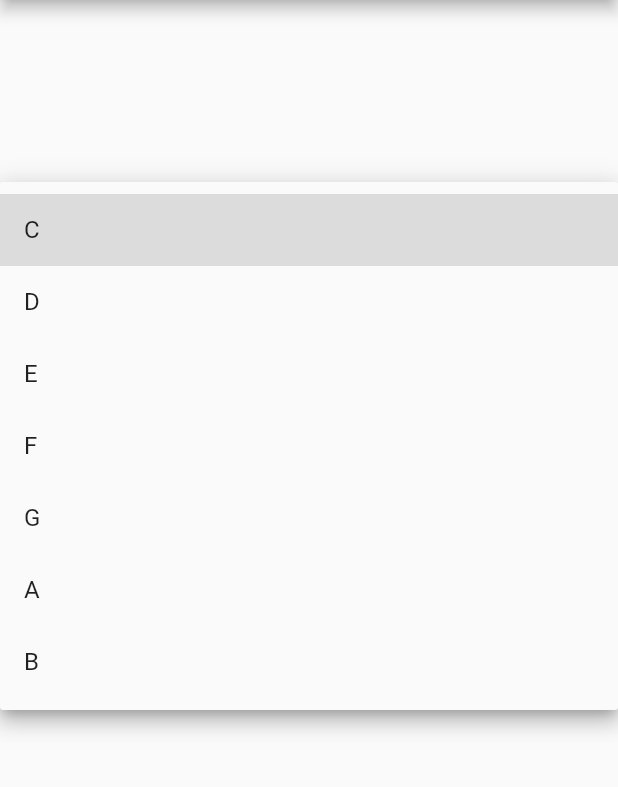
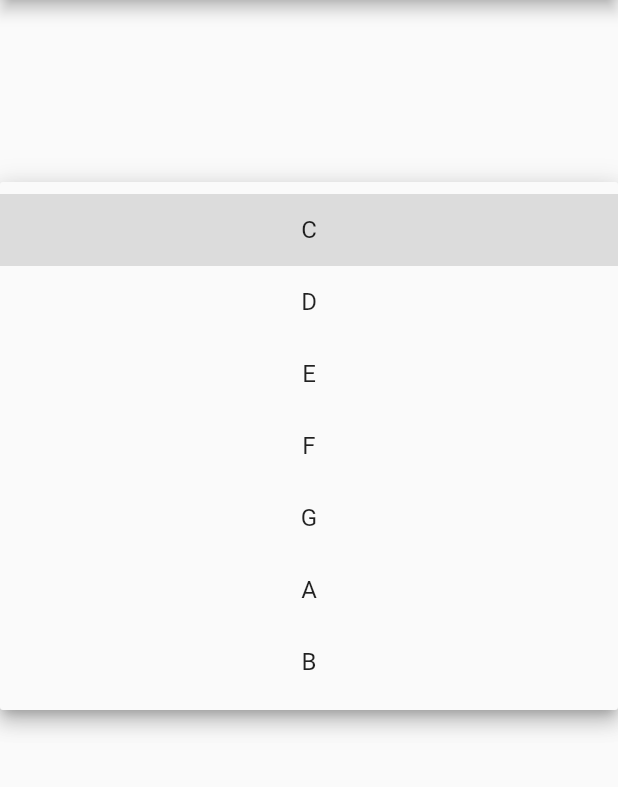
Before and after one commit to crispim1411/get_the_chord_app, a Flutter app: the screen it shows after launch, after a tap on the "arrow drop down" icon, on a phone screen of 412 x 824 dp, the part 84-871 px from its top. Run offline on Flutter 3.47's test engine with Material 2 defaults, Android fonts, the phone set to English and light mode, and no system bars.

Commit message:
algoritmo base

```diff
--- /dev/null
+++ b/lib/find_chord.dart
@@ -0,0 +1,155 @@
+import 'package:flutter/foundation.dart';
+import 'models.dart';
+
+class Note {
+  Symbol symbol;
+  Accidental accidental;
+
+  Note(this.symbol, this.accidental);
+
+  @override
+  bool operator ==(other) {
+    return (other is Note) &&
+        other.symbol == symbol &&
+        other.accidental == accidental;
+  }
+
+  @override
+  String toString() => '[$symbol, $accidental]';
+
+  static Note getNextNote(Note note) {
+    var index = note.symbol.index;
+
+    Symbol nextSymbol;
+    if (index == 6) {
+      nextSymbol = Symbol.C;
+    } else {
+      nextSymbol = Symbol.values[index + 1];
+    }
+
+    switch (note.accidental) {
+      case Accidental.flat:
+        return Note(note.symbol, Accidental.normal);
+      case Accidental.normal:
+        {
+          if ([Symbol.E, Symbol.B].contains(note.symbol)) {
+            return Note(nextSymbol, Accidental.normal);
+          } else {
+            return Note(note.symbol, Accidental.sharp);
+          }
+        }
+      case Accidental.sharp:
+        return Note(nextSymbol, Accidental.normal);
+    }
+  }
+}
+
+class Interval extends Comparable {
+  IntervalName name;
+  IntervalType type;
+  Interval(this.name, this.type);
+
+  @override
+  int compareTo(other) {
+    return name.index.compareTo(other.name.index);
+  }
+}
+
+class Scale {
+  final tonic = Interval(IntervalName.tonic, IntervalType.unison);
+  final secondMinor = Interval(IntervalName.second, IntervalType.minor);
+  final secondMajor = Interval(IntervalName.second, IntervalType.major);
+  final thirdMinor = Interval(IntervalName.third, IntervalType.minor);
+  final thirdMajor = Interval(IntervalName.third, IntervalType.major);
+  final fourthPerfect = Interval(IntervalName.fourth, IntervalType.perfect);
+  final fourthAugmented = Interval(IntervalName.fourth, IntervalType.augmented);
+  final fifthPerfect = Interval(IntervalName.fifth, IntervalType.perfect);
+  final fifthAugmented = Interval(IntervalName.fifth, IntervalType.augmented);
+  final sixthMajor = Interval(IntervalName.sixth, IntervalType.major);
+  final seventhMinor = Interval(IntervalName.seventh, IntervalType.minor);
+  final seventhMajor = Interval(IntervalName.seventh, IntervalType.major);
+
+  List<Note> notes = [];
+  List<Note> scale = [];
+
+  void fillUp(List<Note> notes) {
+    Note tonic = notes[0];
+    List<Note> scale = [];
+    var cursor = tonic;
+    do {
+      var nextNote = Note.getNextNote(cursor);
+      scale.add(cursor);
+      cursor = nextNote;
+    } while (cursor != tonic);
+
+    this.notes = notes;
+    this.scale = scale;
+  }
+
+  // listar demais acordes
+  Map<List<Interval>, String> getChordShapes() {
+    return {
+      [tonic, thirdMajor, fifthPerfect]: "",
+      [tonic, thirdMinor, fifthPerfect]: "m",
+    };
+  }
+
+  List<Interval> getIntervals() {
+    List<Interval> intervals = [];
+    for (var note in notes) {
+      intervals.add(mapToInterval(note));
+    }
+    intervals.sort();
+    return intervals;
+  }
+
+  Interval mapToInterval(Note note) {
+    var index = scale.indexOf(note);
+    switch (index) {
+      case 0:
+        return tonic;
+      case 1:
+        return secondMinor;
+      case 2:
+        return secondMajor;
+      case 3:
+        return thirdMinor;
+      case 4:
+        return thirdMajor;
+      case 5:
+        return fourthPerfect;
+      case 6:
+        return fourthAugmented;
+      case 7:
+        return fifthPerfect;
+      case 8:
+        return fifthAugmented;
+      case 9:
+        return sixthMajor;
+      case 10:
+        return seventhMinor;
+      case 11:
+        return seventhMajor;
+      default:
+        return tonic;
+    }
+  }
+
+  static String getChord(List<Note> notes) {
+    var scale = Scale();
+    scale.fillUp(notes);
+    var intervals = scale.getIntervals();
+    var chordShapes = scale.getChordShapes();
+
+    String? chordString;
+    chordShapes.forEach((key, value) {
+      if (listEquals(key, intervals)) {
+        chordString = value;
+      }
+    });
+    if (chordString == null) return "No chord found";
+
+    var chordSymbol = notes[0].symbol.toString().split('.').last;
+    return '$chordSymbol$chordString';
+  }
+}
--- a/lib/main.dart
+++ b/lib/main.dart
@@ -1,4 +1,6 @@
 import 'package:flutter/material.dart';
+import 'find_chord.dart';
+import 'models.dart';
 
 void main() => runApp(const MyApp());
 
@@ -21,9 +23,9 @@ class MyPage extends StatefulWidget {
 }
 
 class _MyPage extends State<MyPage> {
-  final List<String> _notes = ['C', 'D', 'E', 'F', 'G', 'A', 'B'];
-  final Map<int, String> _selectedNotes = {};
+  final Map<int, Symbol> _selectedNotes = {};
   int _rowsCounter = 3;
+  String _answer = '';
 
   @override
   Widget build(BuildContext context) {
@@ -41,6 +43,7 @@ class _MyPage extends State<MyPage> {
               setState(() {
                 _selectedNotes.clear();
                 _rowsCounter = 3;
+                _answer = '';
               });
             },
           ),
@@ -96,27 +99,60 @@ class _MyPage extends State<MyPage> {
               onPressed: _selectedNotes.length < 3
                   ? null
                   : () {
-                      print('Search for chord with notes: $_selectedNotes');
+                      setState(() {
+                        var notes = <Note>{};
+                        _selectedNotes.forEach((key, value) {
+                          // consertar duplicados
+                          notes.add(Note(value, Accidental.normal));
+                        });
+                        _answer = Scale.getChord(notes.toList());
+                      });
                     },
               child: Row(
-                  mainAxisAlignment: MainAxisAlignment.start,
-                  children: const [
-                    Icon(Icons.search, size: 30, color: Colors.black),
-                    Padding(padding: EdgeInsets.all(10)),
-                    Text('Find the chord'),
-                  ])))
+                mainAxisAlignment: MainAxisAlignment.start,
+                children: [
+                  const Icon(Icons.search, size: 30, color: Colors.black),
+                  const Padding(padding: EdgeInsets.all(10)),
+                  Text(_selectedNotes.length < 3
+                      ? 'Select the notes'
+                      : 'Find the chord'),
+                ],
+              ))),
+      // Padding
+      const Padding(padding: EdgeInsets.all(10)),
+      // Answer
+      Visibility(
+          visible: _answer.isEmpty ? false : true,
+          child: LimitedBox(
+            maxWidth: 30,
+            child: Container(
+                height: 40,
+                alignment: Alignment.center,
+                padding: const EdgeInsets.all(10),
+                decoration: BoxDecoration(
+                  shape: BoxShape.rectangle,
+                  border: Border.all(color: Colors.blueAccent),
+                  borderRadius: BorderRadius.circular(10),
+                ),
+                child: Text(_answer)),
+          )),
     ]);
   }
 
   Widget notesComboBox(int index) {
     return DropdownButton(
-      items: _notes
-          .map((s) => DropdownMenuItem(value: s, child: Text(s)))
+      items: Symbol.values
+          .map((note) => DropdownMenuItem(
+                value: note,
+                alignment: AlignmentDirectional.center,
+                child: Text(note.toString().split('.').last),
+              ))
           .toList(),
       value: _selectedNotes[index],
-      onChanged: (String? note) {
+      isExpanded: true,
+      onChanged: (Symbol? note) {
         setState(() {
-          _selectedNotes[index] = note.toString();
+          _selectedNotes[index] = note!;
         });
       },
     );
--- /dev/null
+++ b/lib/models.dart
@@ -0,0 +1,33 @@
+enum Symbol {
+  C,
+  D,
+  E,
+  F,
+  G,
+  A,
+  B,
+}
+
+enum Accidental {
+  flat,
+  normal,
+  sharp,
+}
+
+enum IntervalType {
+  unison,
+  major,
+  minor,
+  perfect,
+  augmented,
+}
+
+enum IntervalName {
+  tonic,
+  second,
+  third,
+  fourth,
+  fifth,
+  sixth,
+  seventh,
+}
```
